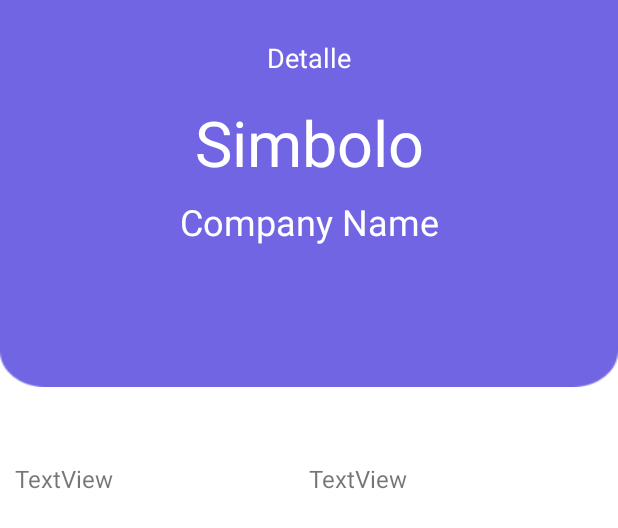
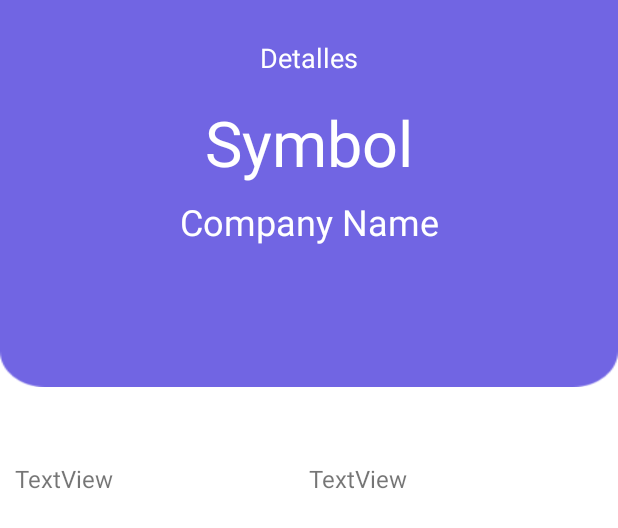
Before and after one commit to vamarmu/Stockify, an Android app: the layout activity_details.xml on its own in the app's theme, with its tools: preview values and no code run, on a phone screen of 412 x 824 dp. Shown: the top 528 px of the screen. Run offline under Robolectric (Android 15) with nearby library versions, the light colour scheme and no system bars.

Commit message:
suggested changes in details view added

```diff
--- a/app/src/main/res/layout/activity_details.xml
+++ b/app/src/main/res/layout/activity_details.xml
@@ -21,7 +21,7 @@
             android:layout_height="0dp"
             android:layout_marginTop="10dp"
             android:padding="16dp"
-            android:text="Detalle"
+            android:text="@string/detalles"
             android:textAlignment="center"
             android:textColor="@color/primaryTextColor"
             android:textSize="18sp"
@@ -33,25 +33,24 @@
             android:layout_width="match_parent"
             android:layout_height="wrap_content"
             android:ellipsize="none"
-            android:text="Simbolo"
             android:textAlignment="center"
             android:textColor="@color/primaryTextColor"
-
             android:textSize="42sp"
             app:layout_constraintTop_toBottomOf="@+id/details_title"
-            tools:layout_editor_absoluteX="0dp" />
+            tools:layout_editor_absoluteX="0dp"
+            tools:text="@string/siglas"/>
 
         <TextView
             android:id="@+id/tDetails_company_name"
             android:layout_width="match_parent"
             android:layout_height="wrap_content"
             android:layout_marginTop="8dp"
-            android:text="Company Name"
             android:textAlignment="center"
             android:textColor="@color/primaryTextColor"
             android:textSize="24sp"
             app:layout_constraintTop_toBottomOf="@+id/ttDetailsCompanySymbol"
-            tools:layout_editor_absoluteX="0dp" />
+            tools:layout_editor_absoluteX="0dp"
+            tools:text="@string/empresa"/>
 
     </androidx.constraintlayout.widget.ConstraintLayout>
 
--- a/app/src/main/res/values/strings.xml
+++ b/app/src/main/res/values/strings.xml
@@ -7,4 +7,8 @@
     <string name="cambio">Cambio</string>
     <string name="resultados">Resultados</string>
     <string name="favoritos">Favoritos</string>
+
+    <string name="detalles">Detalles</string>
+    <string name="empresa">Company Name</string>
+    <string name="siglas">Symbol</string>
 </resources>
```
